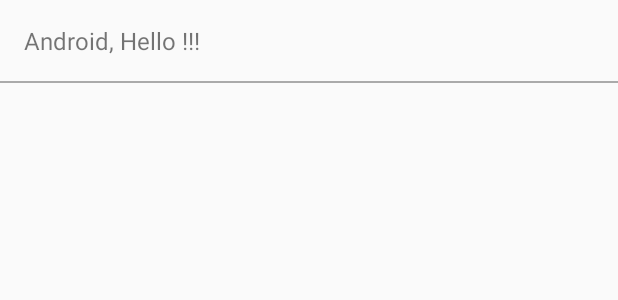
After one commit to yoshiyasuko/GroupieSample, an Android app: the layout android_hello_view.xml on its own in the app's theme, with its tools: preview values and no code run, on a phone screen of 412 x 824 dp. The commit adds this screen. Shown: the top 300 px of the screen. Run offline under Robolectric (Android 15) with nearby library versions, the phone set to English and light mode, and no system bars.

Commit message:
implement: android_hello_view

```diff
--- a/app/src/main/java/jp/egg/fried/groupiesample/MainActivity.kt
+++ b/app/src/main/java/jp/egg/fried/groupiesample/activity/MainActivity.kt
@@ -2,11 +2,19 @@ package jp.egg.fried.groupiesample
 
 import androidx.appcompat.app.AppCompatActivity
 import android.os.Bundle
+import androidx.recyclerview.widget.RecyclerView
 
 class MainActivity : AppCompatActivity() {
 
     override fun onCreate(savedInstanceState: Bundle?) {
         super.onCreate(savedInstanceState)
         setContentView(R.layout.activity_main)
+
+        //RecyclerViewの初期化
+        val recyclerView = findViewById<RecyclerView>(R.id.recycler_view)
+        recyclerView
+
     }
+
+
 }
--- /dev/null
+++ b/app/src/main/res/layout/android_hello_view.xml
@@ -0,0 +1,29 @@
+<?xml version="1.0" encoding="utf-8"?>
+<androidx.constraintlayout.widget.ConstraintLayout
+    xmlns:android="http://schemas.android.com/apk/res/android"
+    xmlns:app="http://schemas.android.com/apk/res-auto"
+    android:layout_width="match_parent"
+    android:layout_height="wrap_content">
+
+    <androidx.appcompat.widget.AppCompatTextView
+        android:id="@+id/hello_world_text_view"
+        android:layout_width="0dp"
+        android:layout_height="wrap_content"
+        android:layout_marginTop="16dp"
+        android:layout_marginStart="16dp"
+        android:text="@string/android_hello"
+        android:textSize="16sp"
+        app:layout_constraintStart_toStartOf="parent"
+        app:layout_constraintTop_toTopOf="parent"/>
+
+    <View
+        android:id="@+id/border_line"
+        android:background="@android:color/darker_gray"
+        android:layout_width="0dp"
+        android:layout_height="1dp"
+        android:layout_marginTop="16dp"
+        app:layout_constraintStart_toStartOf="parent"
+        app:layout_constraintEnd_toEndOf="parent"
+        app:layout_constraintTop_toBottomOf="@+id/hello_world_text_view"/>
+
+</androidx.constraintlayout.widget.ConstraintLayout>
--- a/app/src/main/res/values/strings.xml
+++ b/app/src/main/res/values/strings.xml
@@ -1,4 +1,5 @@
 <resources>
     <string name="app_name">GroupieSample</string>
     <string name="hello_world">Hello, world !!!</string>
+    <string name="android_hello">Android, Hello !!!</string>
 </resources>
```
